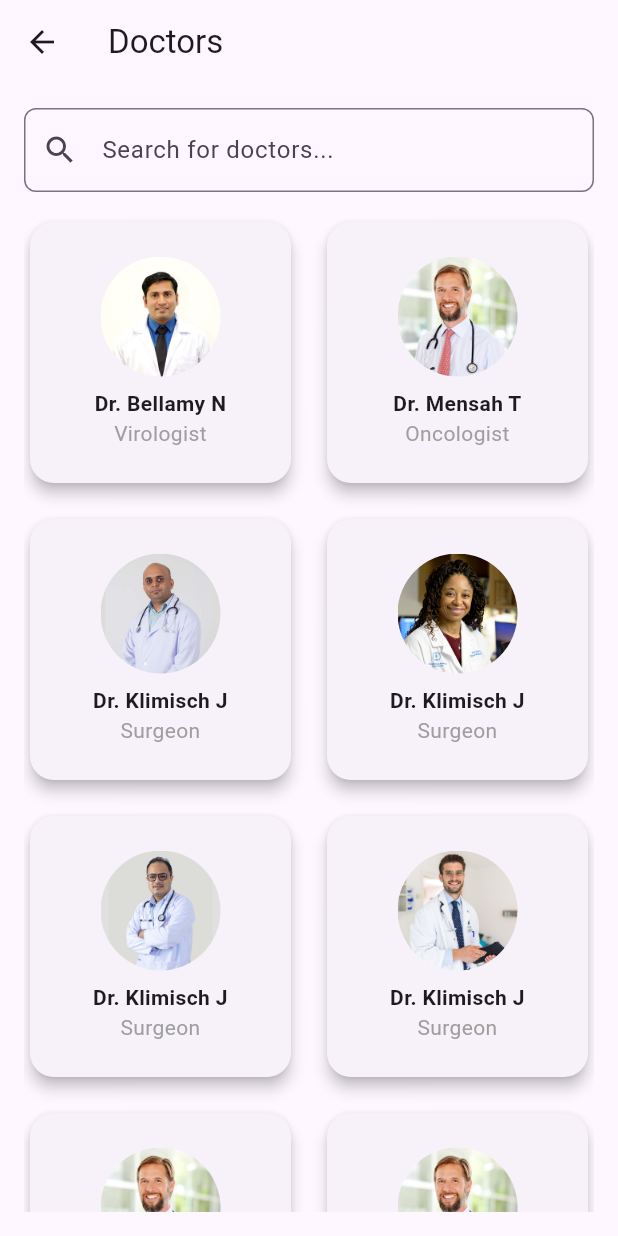
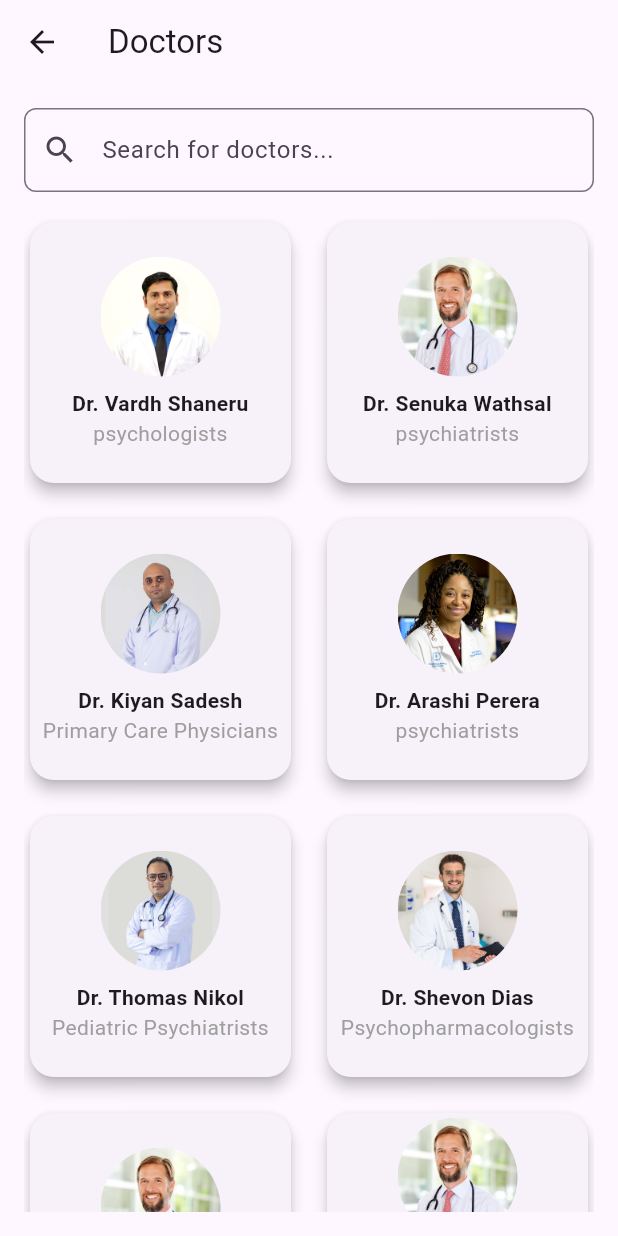
Before and after one commit to ILRSBandara/Aura-Care, a Flutter app: the DoctorListScreen screen opened directly, on a phone screen of 412 x 824 dp. Run offline on Flutter 3.47's test engine with Material 3 defaults, Android fonts, the phone set to English and light mode, and no system bars; our stand-ins replace fl_chart, page_transition, swipeable_button_view; missing offline and left inert: pretty_gauge.

Commit message:
Update the Doctor Page

```diff
--- a/lib/Screen/doctor_list.dart
+++ b/lib/Screen/doctor_list.dart
@@ -25,44 +25,44 @@ class _DoctorListScreenState extends State<DoctorListScreen> {
   // Sample doctor data with local images
   final List<Doctor> doctors = [
     Doctor(
-      name: "Dr. Bellamy N",
-      specialty: "Virologist",
-      imageAssetPath: "assets/Images/doctor4.jpg",  // Local image path
+      name: "Dr. Vardh Shaneru",
+      specialty: "psychologists",
+      imageAssetPath: "assets/Images/doctor4.jpg",
+    ),
+    Doctor(
+      name: "Dr. Senuka Wathsal",
+      specialty: "psychiatrists",
+      imageAssetPath: "assets/Images/doctor3.jpg",
+    ),
+    Doctor(
+      name: "Dr. Kiyan Sadesh",
+      specialty: "Primary Care Physicians",
+      imageAssetPath: "assets/Images/doctor5.jpg",
+    ),
+    Doctor(
+      name: "Dr. Arashi Perera",
+      specialty: "psychiatrists",
+      imageAssetPath: "assets/Images/doctor1.jpg",
+    ),
+    Doctor(
+      name: "Dr. Thomas Nikol",
+      specialty: "Pediatric Psychiatrists",
+      imageAssetPath: "assets/Images/doctor6.jpg",
+    ),
+    Doctor(
+      name: "Dr. Shevon Dias",
+      specialty: "Psychopharmacologists",
+      imageAssetPath: "assets/Images/gounder.jpg",
     ),
     Doctor(
       name: "Dr. Mensah T",
-      specialty: "Oncologist",
-      imageAssetPath: "assets/Images/doctor3.jpg",  // Local image path
+      specialty: "Online directories",
+      imageAssetPath: "assets/Images/doctor3.jpg",
     ),
     Doctor(
-      name: "Dr. Klimisch J",
-      specialty: "Surgeon",
-      imageAssetPath: "assets/Images/doctor5.jpg",  // Local image path
-    ),
-    Doctor(
-      name: "Dr. Klimisch J",
-      specialty: "Surgeon",
-      imageAssetPath: "assets/Images/doctor1.jpg",  // Local image path
-    ),
-    Doctor(
-      name: "Dr. Klimisch J",
-      specialty: "Surgeon",
-      imageAssetPath: "assets/Images/doctor6.jpg",  // Local image path
-    ),
-    Doctor(
-      name: "Dr. Klimisch J",
-      specialty: "Surgeon",
-      imageAssetPath: "assets/Images/gounder.jpg",  // Local image path
-    ),
-    Doctor(
-      name: "Dr. Mensah T",
-      specialty: "Oncologist",
-      imageAssetPath: "assets/Images/doctor3.jpg",  // Local image path
-    ),
-    Doctor(
-      name: "Dr. Mensah T",
-      specialty: "Oncologist",
-      imageAssetPath: "assets/Images/doctor3.jpg",  // Local image path
+      name: "Dr. Prakash Soyza",
+      specialty: "Psychiatric-Mental Health Nurse Practitioners (PMHNP)",
+      imageAssetPath: "assets/Images/doctor3.jpg",
     ),
     // Add other doctors...
   ];
--- a/lib/Screen/doctor_profile_screen.dart
+++ b/lib/Screen/doctor_profile_screen.dart
@@ -35,12 +35,12 @@ class DoctorProfileScreen extends StatelessWidget {
               style: TextStyle(fontSize: 20, fontWeight: FontWeight.bold),
             ),
             Text(
-              'Dr. Bellamy Nicholas is a top specialist at London Bridge Hospital...',
+              ' doctor of medicine (M.D.) or doctor of osteopathic medicine (D.O.) — who specializes in mental health. This type of doctor may further specialize in areas such as child and adolescent, geriatric, or addiction psychiatry.',
               style: TextStyle(fontSize: 16),
             ),
             SizedBox(height: 50),
             Text(
-              '- Working Time: Mon - Sat (08:30 AM - 09:00 PM)\n\n- Telephone: +44 20 7407 3100\n\n- Email: abcd@gmail.com\n\n- Clinic Location: London Bridge Hospital, 27 Tooley St, London SE1 2PR, United Kingdom\n\n- Address: 123 Main St, London, UK',
+              '- Working Time: Sat - Sun (08:30 AM - 09:00 PM)\n\n- Telephone: +11 20 7407 3100\n\n- Email: Doctor@gmail.com\n\n- Clinic Location: Aurora Family Medical Practice, Battaramulla\n\n- Address:  422/9 Overn Gunawardena Mawatha, Sri Jayawardenepura Kotte',
               style: TextStyle(fontSize: 16, fontWeight: FontWeight.bold),
             ),
             SizedBox(height: 16),
```
